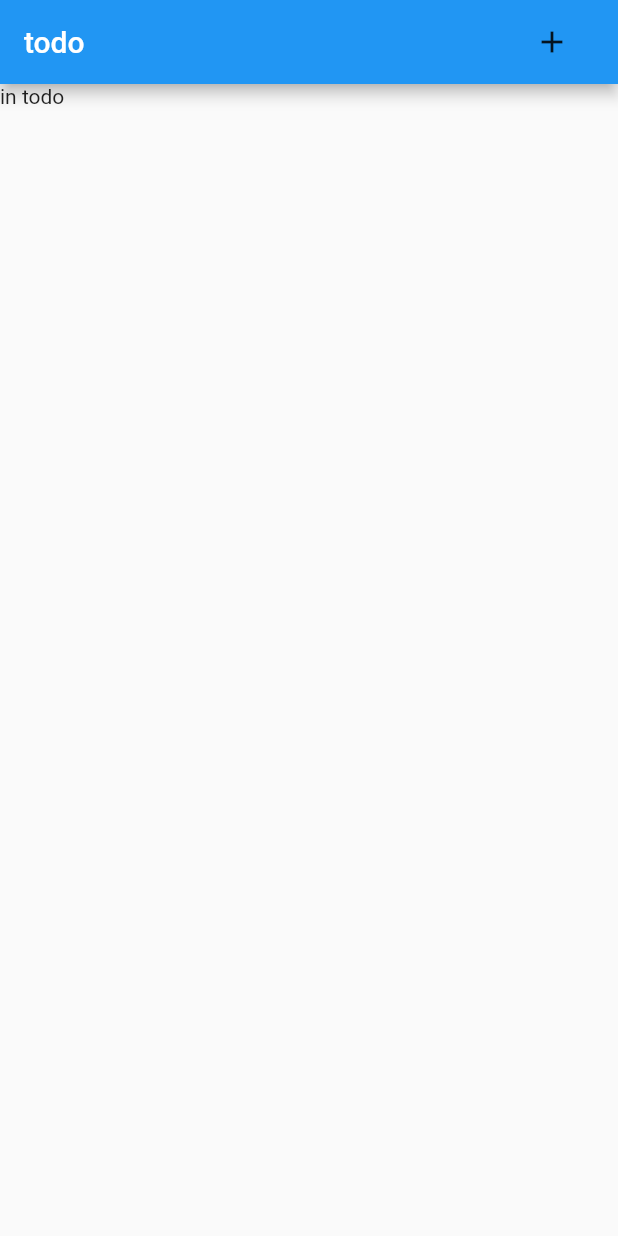
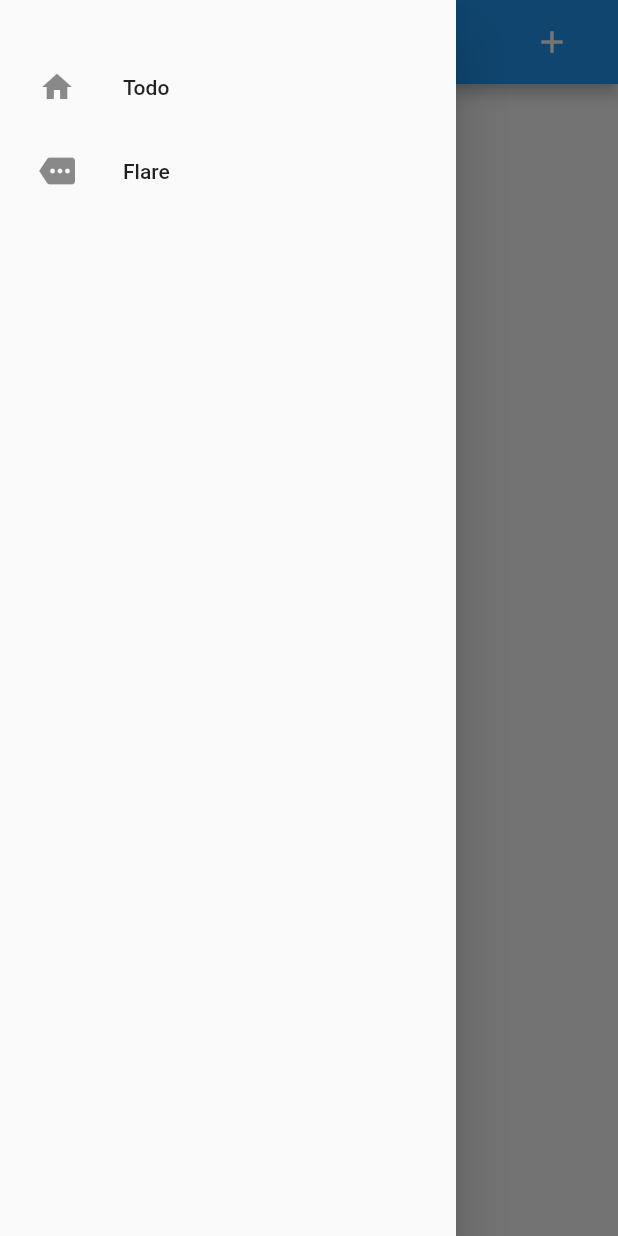
Before and after one commit to jinelei/albacore, a Flutter app: the screen it shows after launch, with the side drawer open (before the commit the screen has no drawer), on a phone screen of 412 x 824 dp. Run offline on Flutter 3.47's test engine with Material 2 defaults, Android fonts, the phone set to English and light mode, and no system bars; our stand-ins replace flare_flutter.

Commit message:
添加Flare

```diff
--- a/lib/main.dart
+++ b/lib/main.dart
@@ -1,17 +1,17 @@
 import 'package:albacore/todo/add-todo-model.dart';
 import 'package:flutter/material.dart';
 import 'package:albacore/todo/todo-view.dart';
+import 'package:albacore/flare/flare-view.dart';
 import 'package:logging/logging.dart';
 
 void main() => runApp(MyApp());
 
 class MyApp extends StatelessWidget {
-  MyApp(){
+  MyApp() {
     Logger.root.level = Level.INFO;
     Logger.root.onRecord.listen((LogRecord rec) {
-    print('${rec.level.name}: ${rec.time}: ${rec.message}');
-    if(rec.error != null &&
-        rec.stackTrace != null) {
+      print('${rec.level.name}: ${rec.time}: ${rec.message}');
+      if (rec.error != null && rec.stackTrace != null) {
         print('${rec.error}: ${rec.stackTrace}');
       }
     });
@@ -25,9 +25,10 @@ class MyApp extends StatelessWidget {
         primarySwatch: Colors.blue,
       ),
       home: new TodoView(),
-      routes: <String, WidgetBuilder> {
+      routes: <String, WidgetBuilder>{
         '/todo': (_) => new TodoView(),
         '/todo/add': (_) => new AddTodoView(),
+        '/flare': (_) => new FlareView(),
       },
     );
   }
--- a/lib/todo/todo-view.dart
+++ b/lib/todo/todo-view.dart
@@ -1,5 +1,7 @@
+import 'package:albacore/utils.dart';
 import 'package:flutter/material.dart';
 import 'package:albacore/todo/todo-model.dart';
+import 'package:intl/intl.dart';
 
 class TodoView extends StatefulWidget {
   @override
@@ -8,11 +10,13 @@ class TodoView extends StatefulWidget {
 
 class _TodoState extends State<TodoView> {
   List<TodoModel> _todoModelList;
+  DateFormat _dateFormat;
 
   @override
   void initState() {
     super.initState();
     _todoModelList = new List<TodoModel>();
+    _dateFormat = new DateFormat("yyyy-MM-dd hh:mm");
   }
 
   @override
@@ -22,13 +26,14 @@ class _TodoState extends State<TodoView> {
         title: Text('todo'),
         actions: <Widget>[
           FlatButton(
-            child: Icon(Icons.add),
+            child: Icon(Icons.add,color: Colors.white,),
             onPressed: () {
               _addTodoModel(context);
             },
           )
         ],
       ),
+      drawer: Utils.generateDrawer(context),
       body: _buildWidget(),
     );
   }
@@ -51,7 +56,7 @@ class _TodoState extends State<TodoView> {
                 Row(
                   children: <Widget>[
                     Text(
-                      'index ${_tmp.name}',
+                      '${_tmp.name}',
                       style: TextStyle(fontSize: 20),
                     ),
                   ],
@@ -61,9 +66,23 @@ class _TodoState extends State<TodoView> {
                     Text(
                       '${_tmp.description}',
                       style: TextStyle(color: Colors.grey),
+                    ),
+                  ],
+                ),
+                Row(children: <Widget>[
+                    Text(
+                      '${_dateFormat.format(_tmp.startTime)}',
+                      style: TextStyle(color: Colors.grey,fontSize: 12,),
+                    ),
+                    Text(
+                      ' ~ ',
+                      style: TextStyle(color: Colors.grey,fontSize: 12,),
+                    ),
+                    Text(
+                      '${_dateFormat.format(_tmp.endTime)}',
+                      style: TextStyle(color: Colors.grey,fontSize: 12,),
                     )
-                  ],
-                )
+                ],)
               ],
             ),
           ));
--- /dev/null
+++ b/lib/utils.dart
@@ -0,0 +1,19 @@
+import 'package:flutter/material.dart';
+
+class Utils {
+  static Widget generateDrawer(BuildContext context) {
+    return new Drawer(
+      child: ListView(
+        padding: EdgeInsets.only(top: 30, left: 10, right: 10, bottom: 10),
+        children: <Widget>[
+          ListTile(leading: Icon(Icons.home), title: Text("Todo"),onTap: (){
+            Navigator.of(context).pushReplacementNamed("/todo");
+          },),
+          ListTile(leading: Icon(Icons.more),title: Text("Flare"),onTap: (){
+            Navigator.of(context).pushReplacementNamed("/flare");
+          },)
+        ],
+      )
+    );
+  }
+}
```
Also changed, not shown: lib/flare/flare-view.dart (added, +37 -0 lines), lib/todo/add-todo-model.dart (+4 -12 lines), pubspec.yaml (+4 -3 lines), pubspec.lock, 5 other files.
